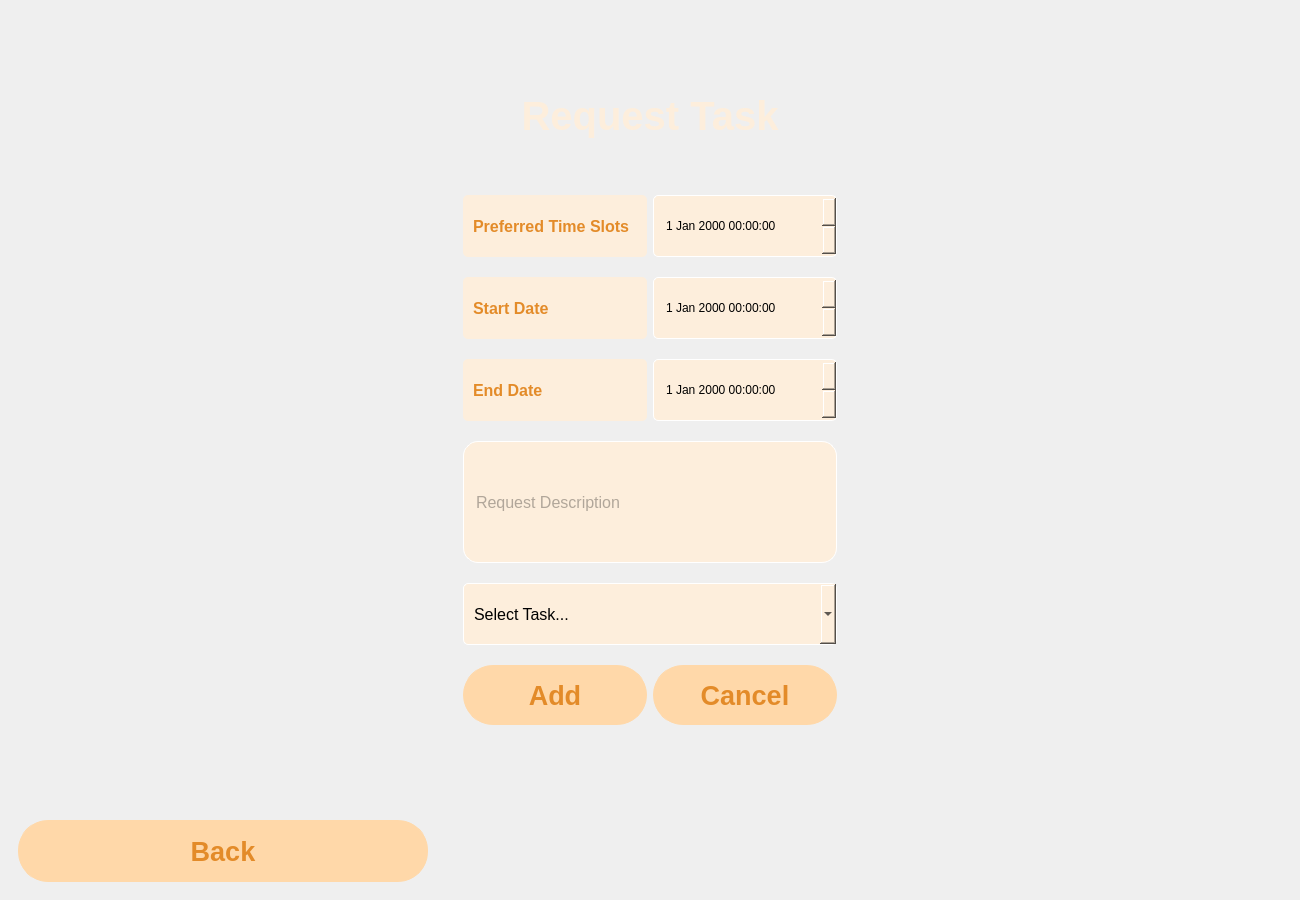
esraa-emary/Task-Worker-Matching, file Forms/requesttask.ui: the form before one commit.
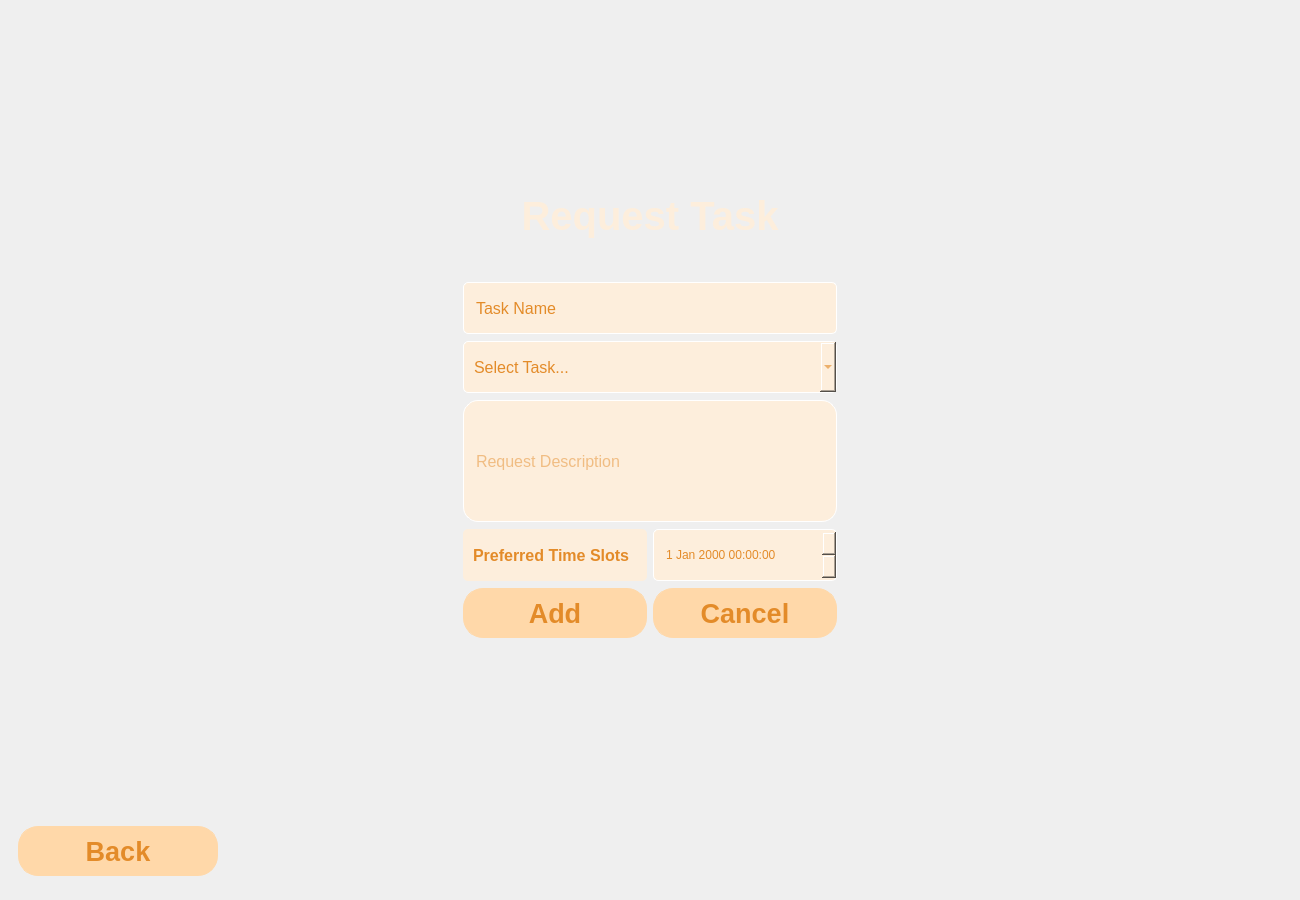
The form after the commit.

Commit message: add tasks page

Diff of the .ui file:
```diff
--- a/Forms/requesttask.ui
+++ b/Forms/requesttask.ui
@@ -50,7 +50,7 @@
          <property name="maximumSize">
           <size>
            <width>410</width>
-           <height>700</height>
+           <height>500</height>
           </size>
          </property>
          <property name="frameShape">
@@ -85,15 +85,16 @@
             </property>
            </widget>
           </item>
-          <item row="1" column="0" colspan="2">
+          <item row="2" column="0" colspan="2">
            <widget class="QFrame" name="frame_2">
             <property name="styleSheet">
              <string notr="true">QLineEdit,QComboBox,QDateTimeEdit {
-    height: 60px;
+    height: 50px;
     border-radius: 5px;
     border: 1px solid #fff;
     padding-left: 10px;
     background-color: #FDEEDC;
+	color:#E38B29;
 }
 
 QLabel{
@@ -110,7 +111,7 @@
 	border: 1px solid #FFD8A9;
     height: 20px;
     background-color: #FFD8A9;
-border-radius: 30px;
+border-radius: 20px;
 color:#E38B29;
 }
 
@@ -131,26 +132,7 @@
              <property name="topMargin">
               <number>9</number>
              </property>
-             <item row="0" column="0">
-              <widget class="QLabel" name="label">
-               <property name="font">
-                <font>
-                 <pointsize>12</pointsize>
-                 <bold>true</bold>
-                </font>
-               </property>
-               <property name="text">
-                <string>Preferred Time Slots</string>
-               </property>
-               <property name="alignment">
-                <set>Qt::AlignmentFlag::AlignLeading|Qt::AlignmentFlag::AlignLeft|Qt::AlignmentFlag::AlignVCenter</set>
-               </property>
-               <property name="indent">
-                <number>10</number>
-               </property>
-              </widget>
-             </item>
-             <item row="4" column="0" colspan="2">
+             <item row="1" column="0" colspan="2">
               <widget class="QComboBox" name="comboBox">
                <property name="font">
                 <font>
@@ -165,73 +147,7 @@
                </property>
               </widget>
              </item>
-             <item row="2" column="1">
-              <widget class="QDateTimeEdit" name="endDate"/>
-             </item>
-             <item row="1" column="0">
-              <widget class="QLabel" name="label_2">
-               <property name="font">
-                <font>
-                 <pointsize>12</pointsize>
-                 <bold>true</bold>
-                </font>
-               </property>
-               <property name="text">
-                <string>Start Date</string>
-               </property>
-               <property name="alignment">
-                <set>Qt::AlignmentFlag::AlignLeading|Qt::AlignmentFlag::AlignLeft|Qt::AlignmentFlag::AlignVCenter</set>
-               </property>
-               <property name="indent">
-                <number>10</number>
-               </property>
-              </widget>
-             </item>
-             <item row="1" column="1">
-              <widget class="QDateTimeEdit" name="startDate"/>
-             </item>
-             <item row="7" column="1">
-              <widget class="QPushButton" name="cancel">
-               <property name="maximumSize">
-                <size>
-                 <width>16777215</width>
-                 <height>60</height>
-                </size>
-               </property>
-               <property name="font">
-                <font>
-                 <pointsize>20</pointsize>
-                 <bold>true</bold>
-                </font>
-               </property>
-               <property name="cursor">
-                <cursorShape>PointingHandCursor</cursorShape>
-               </property>
-               <property name="text">
-                <string>Cancel</string>
-               </property>
-              </widget>
-             </item>
-             <item row="2" column="0">
-              <widget class="QLabel" name="label_3">
-               <property name="font">
-                <font>
-                 <pointsize>12</pointsize>
-                 <bold>true</bold>
-                </font>
-               </property>
-               <property name="text">
-                <string>End Date</string>
-               </property>
-               <property name="alignment">
-                <set>Qt::AlignmentFlag::AlignLeading|Qt::AlignmentFlag::AlignLeft|Qt::AlignmentFlag::AlignVCenter</set>
-               </property>
-               <property name="indent">
-                <number>10</number>
-               </property>
-              </widget>
-             </item>
-             <item row="7" column="0">
+             <item row="8" column="0">
               <widget class="QPushButton" name="add">
                <property name="maximumSize">
                 <size>
@@ -253,14 +169,34 @@
                </property>
               </widget>
              </item>
-             <item row="0" column="1">
+             <item row="3" column="0">
+              <widget class="QLabel" name="label">
+               <property name="font">
+                <font>
+                 <pointsize>12</pointsize>
+                 <bold>true</bold>
+                </font>
+               </property>
+               <property name="text">
+                <string>Preferred Time Slots</string>
+               </property>
+               <property name="alignment">
+                <set>Qt::AlignmentFlag::AlignLeading|Qt::AlignmentFlag::AlignLeft|Qt::AlignmentFlag::AlignVCenter</set>
+               </property>
+               <property name="indent">
+                <number>10</number>
+               </property>
+              </widget>
+             </item>
+             <item row="3" column="1">
               <widget class="QDateTimeEdit" name="preferredTimeSlots"/>
              </item>
-             <item row="3" column="0" colspan="2">
+             <item row="2" column="0" colspan="2">
               <widget class="QLineEdit" name="description">
                <property name="font">
                 <font>
                  <pointsize>12</pointsize>
+                 <bold>false</bold>
                 </font>
                </property>
                <property name="styleSheet">
@@ -279,6 +215,43 @@
                </property>
               </widget>
              </item>
+             <item row="8" column="1">
+              <widget class="QPushButton" name="cancel">
+               <property name="maximumSize">
+                <size>
+                 <width>16777215</width>
+                 <height>50</height>
+                </size>
+               </property>
+               <property name="font">
+                <font>
+                 <pointsize>20</pointsize>
+                 <bold>true</bold>
+                </font>
+               </property>
+               <property name="cursor">
+                <cursorShape>PointingHandCursor</cursorShape>
+               </property>
+               <property name="text">
+                <string>Cancel</string>
+               </property>
+              </widget>
+             </item>
+             <item row="0" column="0" colspan="2">
+              <widget class="QLineEdit" name="taskName">
+               <property name="enabled">
+                <bool>false</bool>
+               </property>
+               <property name="font">
+                <font>
+                 <pointsize>12</pointsize>
+                </font>
+               </property>
+               <property name="text">
+                <string>Task Name</string>
+               </property>
+              </widget>
+             </item>
             </layout>
            </widget>
           </item>
@@ -301,7 +274,7 @@
 	border: 1px solid #FFD8A9;
     height: 20px;
     background-color: #FFD8A9;
-border-radius: 30px;
+border-radius: 20px;
 color:#E38B29;
 }
 
@@ -326,8 +299,8 @@
         <widget class="QPushButton" name="back">
          <property name="maximumSize">
           <size>
-           <width>410</width>
-           <height>75</height>
+           <width>200</width>
+           <height>50</height>
           </size>
          </property>
          <property name="font">
```
The commit also changes 11 other files.
